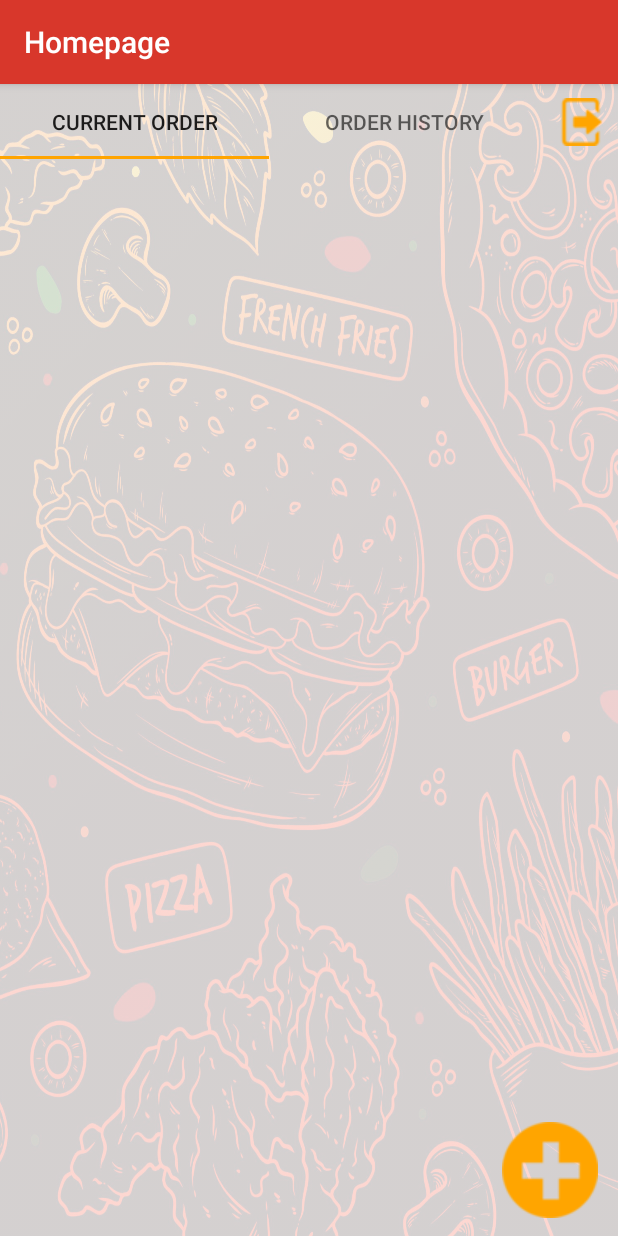
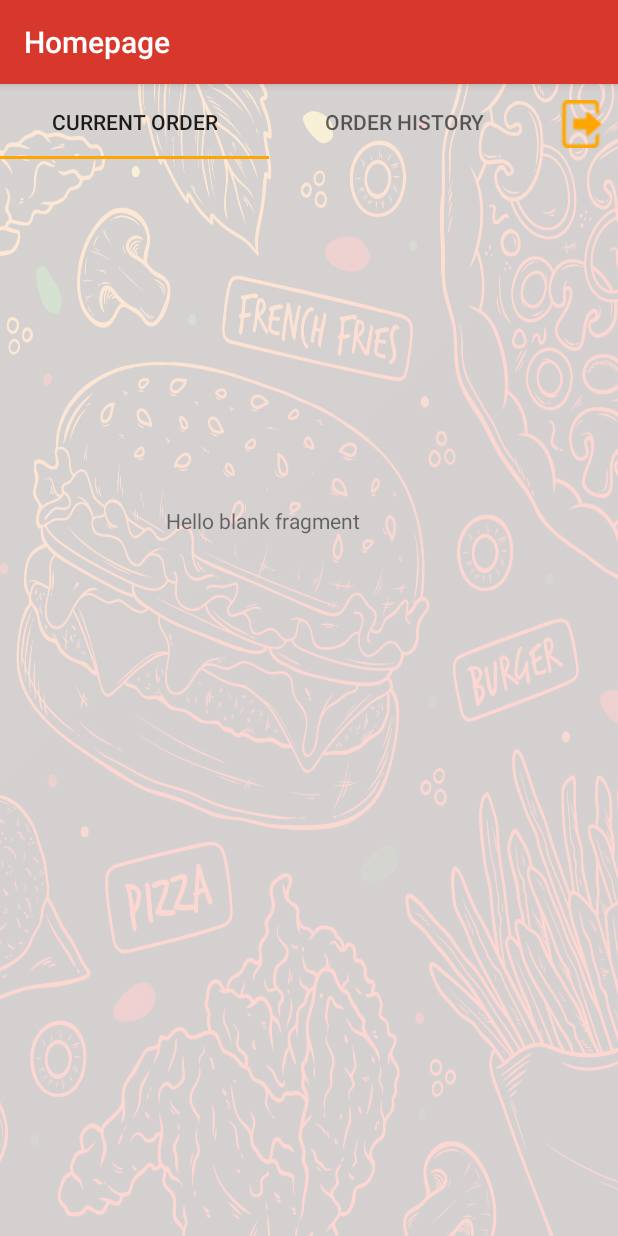
Before and after one commit to vleft02/Restaurant-Application, an Android app: the CustomerHomePageActivity screen opened directly, with no data from a screen before it, on a phone screen of 412 x 824 dp. Run offline under Robolectric (Android 15) with nearby library versions, the phone set to English and light mode, and no system bars.

Commit message:
Tabbed Layout for customer HomePage implemented + Usernames are unique (find(username) method in UserDAO)

```diff
--- a/app/src/main/java/gr/aueb/softeng/dao/UserDAO.java
+++ b/app/src/main/java/gr/aueb/softeng/dao/UserDAO.java
@@ -16,5 +16,7 @@ public interface UserDAO {
 
     User find(String username, String password);
 
+    User find(String username);
+
     User find(int id);
 }
--- /dev/null
+++ b/app/src/main/java/gr/aueb/softeng/view/Customer/HomePage/CurrentOrderPageFragment.java
@@ -0,0 +1,66 @@
+package gr.aueb.softeng.view.Customer.HomePage;
+
+import android.os.Bundle;
+
+import androidx.fragment.app.Fragment;
+
+import android.view.LayoutInflater;
+import android.view.View;
+import android.view.ViewGroup;
+
+import gr.aueb.softeng.team08.R;
+
+/**
+ * A simple {@link Fragment} subclass.
+ * Use the {@link CurrentOrderPageFragment#newInstance} factory method to
+ * create an instance of this fragment.
+ */
+public class CurrentOrderPageFragment extends Fragment {
+
+    // TODO: Rename parameter arguments, choose names that match
+    // the fragment initialization parameters, e.g. ARG_ITEM_NUMBER
+    private static final String ARG_PARAM1 = "param1";
+    private static final String ARG_PARAM2 = "param2";
+
+    // TODO: Rename and change types of parameters
+    private String mParam1;
+    private String mParam2;
+
+    public CurrentOrderPageFragment() {
+        // Required empty public constructor
+    }
+
+    /**
+     * Use this factory method to create a new instance of
+     * this fragment using the provided parameters.
+     *
+     * @param param1 Parameter 1.
+     * @param param2 Parameter 2.
+     * @return A new instance of fragment CurrentOrderPageFragment.
+     */
+    // TODO: Rename and change types and number of parameters
+    public static CurrentOrderPageFragment newInstance(String param1, String param2) {
+        CurrentOrderPageFragment fragment = new CurrentOrderPageFragment();
+        Bundle args = new Bundle();
+        args.putString(ARG_PARAM1, param1);
+        args.putString(ARG_PARAM2, param2);
+        fragment.setArguments(args);
+        return fragment;
+    }
+
+    @Override
+    public void onCreate(Bundle savedInstanceState) {
+        super.onCreate(savedInstanceState);
+        if (getArguments() != null) {
+            mParam1 = getArguments().getString(ARG_PARAM1);
+            mParam2 = getArguments().getString(ARG_PARAM2);
+        }
+    }
+
+    @Override
+    public View onCreateView(LayoutInflater inflater, ViewGroup container,
+                             Bundle savedInstanceState) {
+        // Inflate the layout for this fragment
+        return inflater.inflate(R.layout.fragment_current_order, container, false);
+    }
+}
--- a/app/src/main/java/gr/aueb/softeng/view/Customer/HomePage/CustomerHomePageActivity.java
+++ b/app/src/main/java/gr/aueb/softeng/view/Customer/HomePage/CustomerHomePageActivity.java
@@ -3,6 +3,10 @@ package gr.aueb.softeng.view.Customer.HomePage;
 import android.os.Bundle;
 
 import androidx.appcompat.app.AppCompatActivity;
+import androidx.viewpager2.widget.ViewPager2;
+
+import com.google.android.material.tabs.TabItem;
+import com.google.android.material.tabs.TabLayout;
 
 import gr.aueb.softeng.team08.R;
 
@@ -14,6 +18,30 @@ public class CustomerHomePageActivity extends AppCompatActivity implements Custo
         chooseLayout();
         setContentView(R.layout.activity_customer_hompepage);
 
+        //tabbed Layout initialization
+        TabLayout tabLayout = findViewById(R.id.CustomerHomePageTabLayout);
+        ViewPager2 viewPager2 = findViewById(R.id.CustomerHomePageViewPager);
+        viewPager2.setUserInputEnabled(false);
+        CustomerHomePageViewPagerAdapter adapter = new CustomerHomePageViewPagerAdapter(this);
+        viewPager2.setAdapter(adapter);
+        tabLayout.addOnTabSelectedListener(new TabLayout.OnTabSelectedListener() {
+            @Override
+            public void onTabSelected(TabLayout.Tab tab) {
+                viewPager2.setCurrentItem(tab.getPosition());
+            }
+
+            @Override
+            public void onTabUnselected(TabLayout.Tab tab) {
+                viewPager2.setCurrentItem(tab.getPosition());
+            }
+
+            @Override
+            public void onTabReselected(TabLayout.Tab tab) {
+                viewPager2.setCurrentItem(tab.getPosition());
+            }
+        });
+
+
         final CustomerHomepagePresenter presenter = new CustomerHomepagePresenter();
 
     }
--- /dev/null
+++ b/app/src/main/java/gr/aueb/softeng/view/Customer/HomePage/CustomerHomePageViewPagerAdapter.java
@@ -0,0 +1,31 @@
+package gr.aueb.softeng.view.Customer.HomePage;
+
+import androidx.annotation.NonNull;
+import androidx.fragment.app.Fragment;
+import androidx.fragment.app.FragmentActivity;
+import androidx.viewpager2.adapter.FragmentStateAdapter;
+
+public class CustomerHomePageViewPagerAdapter extends FragmentStateAdapter {
+    public CustomerHomePageViewPagerAdapter(@NonNull FragmentActivity fragmentActivity) {
+        super(fragmentActivity);
+    }
+
+    @NonNull
+    @Override
+    public Fragment createFragment(int position) {
+        switch(position) {
+            case 0:
+                return new CurrentOrderPageFragment();
+            case 1:
+                return new OrderHistoryPageFragment();
+            default:
+                return new CurrentOrderPageFragment();
+        }
+
+    }
+
+    @Override
+    public int getItemCount() {
+        return 2;
+    }
+}
--- a/app/src/main/java/gr/aueb/softeng/view/SignUp/SignUpCustomer/SignUpCustomerPresenter.java
+++ b/app/src/main/java/gr/aueb/softeng/view/SignUp/SignUpCustomer/SignUpCustomerPresenter.java
@@ -39,8 +39,8 @@ public class SignUpCustomerPresenter {
             view.showErrorMessage("Σφάλμα!", "Ο κωδικός θα πρέπει να αποτελείται απο 8 ψηφία και πάνω.");
         }else if (details.get("cvv").length() < 3) {
             view.showErrorMessage("Σφάλμα!", "Συμπληρώστε έγκυρο cvv.");
-        }else if (userDAO.find(details.get("username"), details.get("password"))!=null){ // there is already a user with the same username and password
-            view.showErrorMessage("Σφάλμα!","Ο συνδυασμός Username και Password χρησιμοποιείται ήδη!\n Συμπληρώστε νέα στοιχεία!" );
+        }else if (userDAO.find(details.get("username"))!=null){ // there is already a user with the same username and password
+            view.showErrorMessage("Σφάλμα!","Υπάρχει ήδη λογαριασμός με αυτο το username \n Συμπληρώστε νέα στοιχεία!" );
         }else{
             Customer customer= new Customer(details.get("username"),details.get("name"),details.get("surname"),details.get("telephone"),
                     details.get("email"),details.get("password"), customerDAO.nextId(),details.get("cardNumber"),details.get("cardHolderName"),
--- a/app/src/main/java/gr/aueb/softeng/view/SignUp/SignUpOwner/SignUpOwnerPresenter.java
+++ b/app/src/main/java/gr/aueb/softeng/view/SignUp/SignUpOwner/SignUpOwnerPresenter.java
@@ -42,7 +42,7 @@ public class SignUpOwnerPresenter {
             view.showErrorMessage("Σφάλμα!", "Ο κωδικός θα πρέπει να αποτελείται απο 8 ψηφία και πάνω.");
         }else if (details.get("tin").length() < 3){
             view.showErrorMessage("Σφάλμα!", "Συμπληρώστε έγκυρο cvv.");
-        }else if (userDAO.find(details.get("username"), details.get("password"))!=null){ // there is already a user with the same username and password
+        }else if (userDAO.find(details.get("username"))!=null){ // there is already a user with the same username and password
             view.showErrorMessage("Σφάλμα!","Ο συνδυασμός Username και Password χρησιμοποιείται ήδη!\n Συμπληρώστε νέα στοιχεία!" );
         }else{
             Owner owner= new Owner(details.get("username"),details.get("name"),details.get("surname"),details.get("telephone"),
--- a/app/src/main/java/gr/aueb/softeng/view/SignUp/SignUpPersonel/SignUpPersonelPresenter.java
+++ b/app/src/main/java/gr/aueb/softeng/view/SignUp/SignUpPersonel/SignUpPersonelPresenter.java
@@ -41,7 +41,7 @@ public class SignUpPersonelPresenter {
             view.showErrorMessage("Σφάλμα!", "Ο κωδικός θα πρέπει να αποτελείται απο 8 ψηφία και πάνω.");
         }else if (details.get("tin").length() < 3){
             view.showErrorMessage("Σφάλμα!", "Συμπληρώστε έγκυρο cvv.");
-        }else if (userDAO.find(details.get("username"), details.get("password"))!=null){ // there is already a user with the same username and password
+        }else if (userDAO.find(details.get("username"))!=null){ // there is already a user with the same username and password
             view.showErrorMessage("Σφάλμα!","Ο συνδυασμός Username και Password χρησιμοποιείται ήδη!\n Συμπληρώστε νέα στοιχεία!" );
         }else{
             Chef chef= new Chef(details.get("username"),details.get("name"),details.get("surname"),details.get("telephone"),
--- a/app/src/main/res/layout/activity_customer_hompepage.xml
+++ b/app/src/main/res/layout/activity_customer_hompepage.xml
@@ -10,7 +10,7 @@
     tools:context="gr.aueb.softeng.view.Customer.HomePage.CustomerHomePageActivity">
 
     <com.google.android.material.tabs.TabLayout
-        android:id="@+id/tabLayout"
+        android:id="@+id/CustomerHomePageTabLayout"
         android:layout_width="359dp"
         android:layout_height="50dp"
         app:layout_constraintStart_toStartOf="parent"
@@ -19,14 +19,16 @@
         app:tabRippleColor="#020101">
 
         <com.google.android.material.tabs.TabItem
-            android:layout_width="wrap_content"
-            android:layout_height="wrap_content"
+            android:id="@+id/CurrentOrderTab"
+            android:layout_width="match_parent"
+            android:layout_height="match_parent"
             android:text="@string/current_order"
             tools:ignore="TouchTargetSizeCheck"
-            tools:layout_editor_absoluteX="2dp"
-            tools:layout_editor_absoluteY="3dp" />
+            tools:layout_editor_absoluteX="70dp"
+            tools:layout_editor_absoluteY="177dp" />
 
         <com.google.android.material.tabs.TabItem
+            android:id="@+id/OrderHistoryTab"
             android:layout_width="wrap_content"
             android:layout_height="wrap_content"
             android:text="@string/order_history"
@@ -37,34 +39,27 @@
     </com.google.android.material.tabs.TabLayout>
 
     <ImageButton
-        android:id="@+id/imageButton3"
-        android:layout_width="76dp"
-        android:layout_height="78dp"
-        android:backgroundTint="#009E470E"
-        android:contentDescription="@string/plus"
-        android:contextClickable="false"
-        app:layout_constraintBottom_toBottomOf="parent"
-        app:layout_constraintEnd_toEndOf="parent"
-        app:layout_constraintHorizontal_bias="0.979"
-        app:layout_constraintStart_toStartOf="parent"
-        app:layout_constraintTop_toTopOf="parent"
-        app:layout_constraintVertical_bias="0.992"
-        app:srcCompat="@drawable/plus"
-        tools:ignore="ImageContrastCheck" />
-
-    <ImageButton
-        android:id="@+id/imageButton4"
+        android:id="@+id/LogOutButton"
         android:layout_width="48dp"
-        android:layout_height="49dp"
+        android:layout_height="wrap_content"
         android:backgroundTint="#00FFFFFF"
         android:contentDescription="@string/logout"
         app:layout_constraintBottom_toBottomOf="parent"
         app:layout_constraintEnd_toEndOf="parent"
         app:layout_constraintHorizontal_bias="1.0"
-        app:layout_constraintStart_toEndOf="@+id/tabLayout"
+        app:layout_constraintStart_toEndOf="@+id/CustomerHomePageTabLayout"
         app:layout_constraintTop_toTopOf="parent"
         app:layout_constraintVertical_bias="0.001"
         app:srcCompat="@drawable/logout"
         tools:ignore="ImageContrastCheck" />
 
+    <androidx.viewpager2.widget.ViewPager2
+        android:id="@+id/CustomerHomePageViewPager"
+        android:layout_width="match_parent"
+        android:layout_height="677dp"
+        app:layout_constraintBottom_toBottomOf="parent"
+        app:layout_constraintEnd_toEndOf="parent"
+        app:layout_constraintStart_toStartOf="parent"
+        app:layout_constraintTop_toBottomOf="@+id/CustomerHomePageTabLayout" />
+
 </androidx.constraintlayout.widget.ConstraintLayout>
--- /dev/null
+++ b/app/src/main/res/layout/fragment_current_order.xml
@@ -0,0 +1,21 @@
+<androidx.constraintlayout.widget.ConstraintLayout xmlns:android="http://schemas.android.com/apk/res/android"
+    xmlns:app="http://schemas.android.com/apk/res-auto"
+    xmlns:tools="http://schemas.android.com/tools"
+    android:id="@+id/constraintLayout"
+    android:layout_width="match_parent"
+    android:layout_height="match_parent"
+    tools:context="gr.aueb.softeng.view.Customer.HomePage.CurrentOrderPageFragment">
+
+    <!-- TODO: Update blank fragment layout -->
+    <TextView
+        android:id="@+id/textView3"
+        android:layout_width="191dp"
+        android:layout_height="45dp"
+        android:text="@string/hello_blank_fragment"
+        app:layout_constraintBottom_toBottomOf="parent"
+        app:layout_constraintEnd_toEndOf="parent"
+        app:layout_constraintStart_toStartOf="parent"
+        app:layout_constraintTop_toTopOf="parent"
+        app:layout_constraintVertical_bias="0.333" />
+
+</androidx.constraintlayout.widget.ConstraintLayout>
--- a/app/src/main/res/values/strings.xml
+++ b/app/src/main/res/values/strings.xml
@@ -25,4 +25,7 @@
     <string name="iban">Iban</string>
     <string name="tin">Tin</string>
     <string name="Homepage">Homepage</string>
+    <string name="placeorder">PlaceOrder</string>
+    <!-- TODO: Remove or change this placeholder text -->
+    <string name="hello_blank_fragment">Hello blank fragment</string>
 </resources>
```
Also changed, not shown: app/src/main/java/gr/aueb/softeng/memoryDao/UserDAOmemory.java (+11 -0 lines), app/src/main/java/gr/aueb/softeng/view/Customer/HomePage/OrderHistoryPageFragment.java (added, +66 -0 lines), app/src/main/res/layout/fragment_order_history_page.xml (added, +13 -0 lines).
